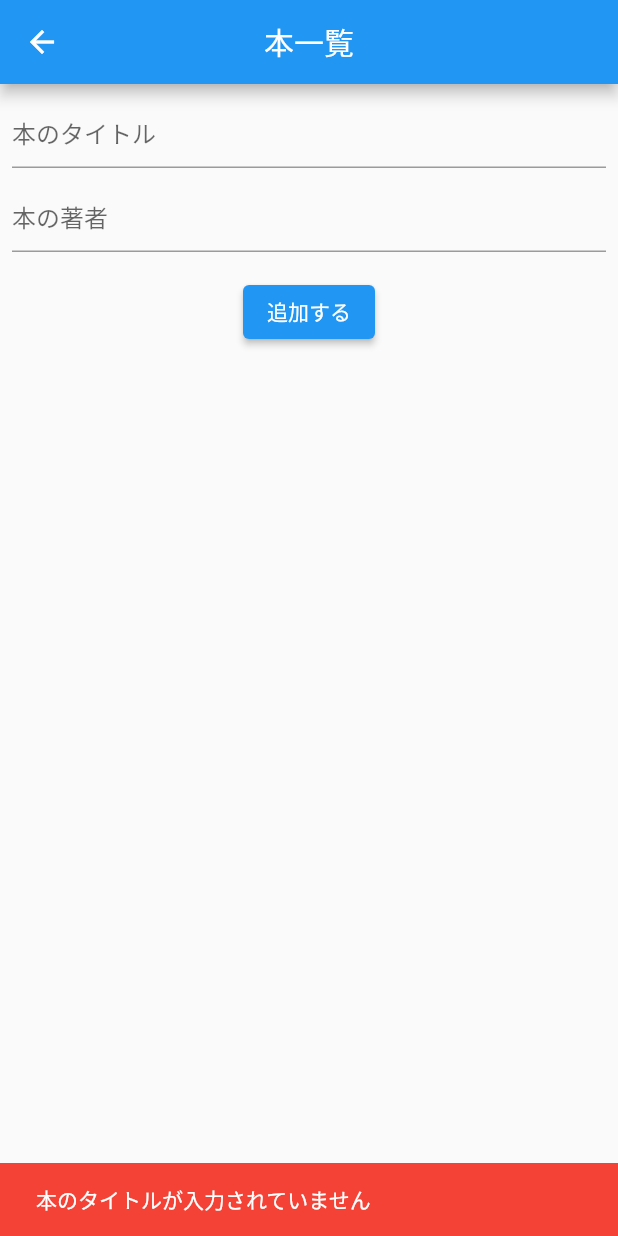
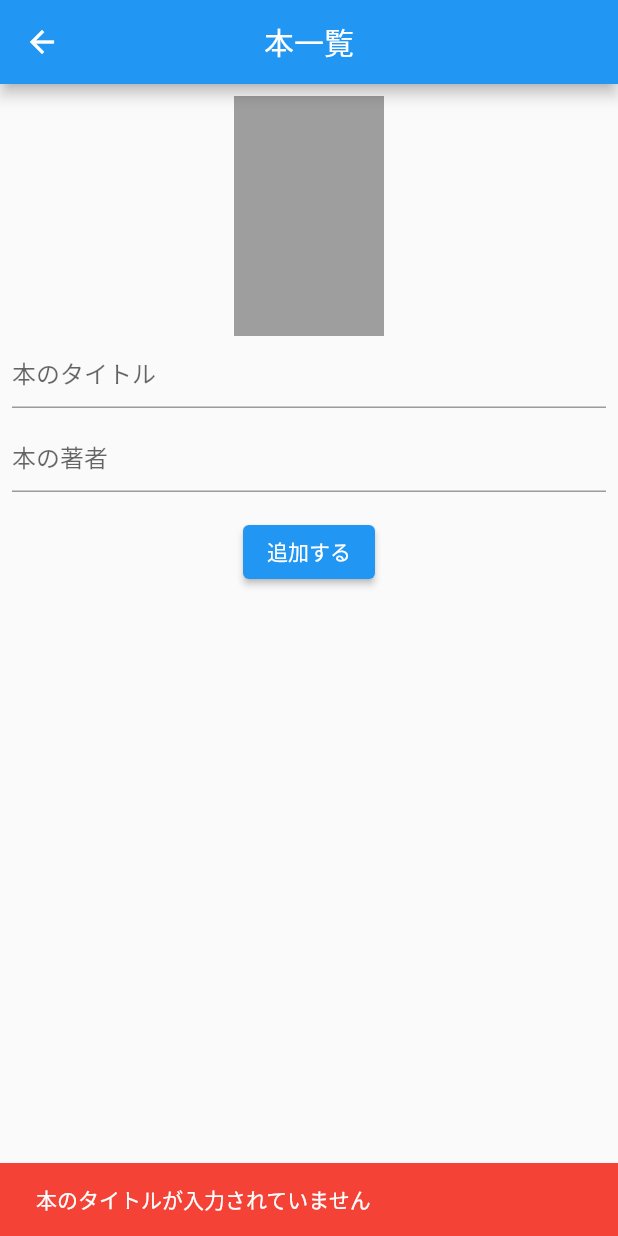
Before and after one commit to korodog/book-list-test, a Flutter app: the AddBookPage screen opened directly, after a tap on "追加する", on a phone screen of 412 x 824 dp. Run offline on Flutter 3.47's test engine with Material 2 defaults, Android fonts, the phone set to English and light mode, and no system bars; our stand-ins replace cloud_firestore, firebase_core, firebase_storage, flutter_slidable, image_picker; accounts and stored records are empty.

```diff
--- a/lib/add_book/add_book_model.dart
+++ b/lib/add_book/add_book_model.dart
@@ -1,9 +1,27 @@
+import 'dart:io';
+
 import 'package:cloud_firestore/cloud_firestore.dart';
+import 'package:firebase_storage/firebase_storage.dart';
 import 'package:flutter/material.dart';
+import 'package:image_picker/image_picker.dart';
 
 class AddBookModel extends ChangeNotifier {
   String? title;
   String? author;
+  File? imageFile;
+  bool isLoading = false;
+
+  final picker = ImagePicker();
+
+  void startLoading() {
+    isLoading = true;
+    notifyListeners();
+  }
+
+  void endLoading() {
+    isLoading = false;
+    notifyListeners();
+  }
 
   Future addBook() async {
     if (title == null || title!.isEmpty) {
@@ -14,12 +32,32 @@ class AddBookModel extends ChangeNotifier {
       throw '著者が入力されていません';
     }
 
+    final doc = FirebaseFirestore.instance.collection('books').doc();
+
+    String? imgURL;
+
+    if (imageFile != null) {
+      final task = await FirebaseStorage.instance
+          .ref('books/${doc.id}')
+          .putFile(imageFile!);
+      imgURL = await task.ref.getDownloadURL();
+    }
+
     // firestoreに追加
-    await FirebaseFirestore.instance.collection('books')
-        .add({
+    await doc.set({
           'title': title, // John Doe
           'author': author, // Stokes and Sons
+          'imgURL': imgURL,
         });
 
   }
+
+  Future pickImage() async {
+    final pickedFile = await picker.pickImage(source: ImageSource.gallery);
+
+    if (pickedFile != null) {
+      imageFile = File(pickedFile.path);
+      notifyListeners();
+    }
+  }
 }
--- a/lib/add_book/add_book_page.dart
+++ b/lib/add_book/add_book_page.dart
@@ -15,10 +15,24 @@ class AddBookPage extends StatelessWidget {
         ),
         body: Center(
             child: Consumer<AddBookModel>(builder: (context, model, child) {
-              return Padding(
+              return Stack(
+                children: [
+                  Padding(
                     padding: const EdgeInsets.all(8.0),
                     child: Column(
                       children: [
+                        GestureDetector(
+                          child: SizedBox(
+                            width: 100,
+                            height: 160,
+                            child: model.imageFile != null
+                                ? Image.file(model.imageFile!)
+                                : Container(color: Colors.grey),
+                          ),
+                          onTap: () async {
+                            await model.pickImage();
+                          },
+                        ),
                         TextField(
                           decoration: const InputDecoration(
                           hintText: '本のタイトル'
@@ -44,6 +58,7 @@ class AddBookPage extends StatelessWidget {
                         ElevatedButton(onPressed: () async {
                           //追加の処理
                           try {
+                            model.startLoading();
                             await model.addBook();
                             Navigator.of(context).pop(true);
                           } catch(e) {
@@ -52,11 +67,22 @@ class AddBookPage extends StatelessWidget {
                               content: Text(e.toString()),
                             );
                             ScaffoldMessenger.of(context).showSnackBar(snackBar);
+                            } finally {
+                            model.endLoading();
                           }
                           }, child: Text('追加する'),
                         ),
                       ],
                     ),
+                  ),
+                  if(model.isLoading)
+                    Container(
+                    color: Colors.black54,
+                    child: Center(
+                      child: CircularProgressIndicator(),
+                    ),
+                  )
+                ],
               );
             })
         ),
--- a/lib/domain/book.dart
+++ b/lib/domain/book.dart
@@ -1,5 +1,8 @@
 class Book {
-  Book(this.title, this.author);
+  Book(this.id, this.title, this.author, this.imgURL);
+
+  String id;
   String title;
   String author;
+  String? imgURL;
 }
--- a/pubspec.yaml
+++ b/pubspec.yaml
@@ -31,6 +31,9 @@ dependencies:
   firebase_core: ^1.6.0
   cloud_firestore: ^2.5.2
   provider: ^6.0.0
+  flutter_slidable: ^0.6.0
+  firebase_storage: ^10.0.3
+  image_picker: ^0.8.4+2
 
 dev_dependencies:
   flutter_test:
```
Also changed, not shown: lib/book_list/book_list_model.dart (+8 -1 lines), lib/book_list/book_list_page.dart (+93 -3 lines), lib/edit_book/edit_book_model.dart (added, +43 -0 lines), lib/edit_book/edit_book_page.dart (added, +75 -0 lines), pubspec.lock. Lines whose indentation alone changed are shown as unchanged.
